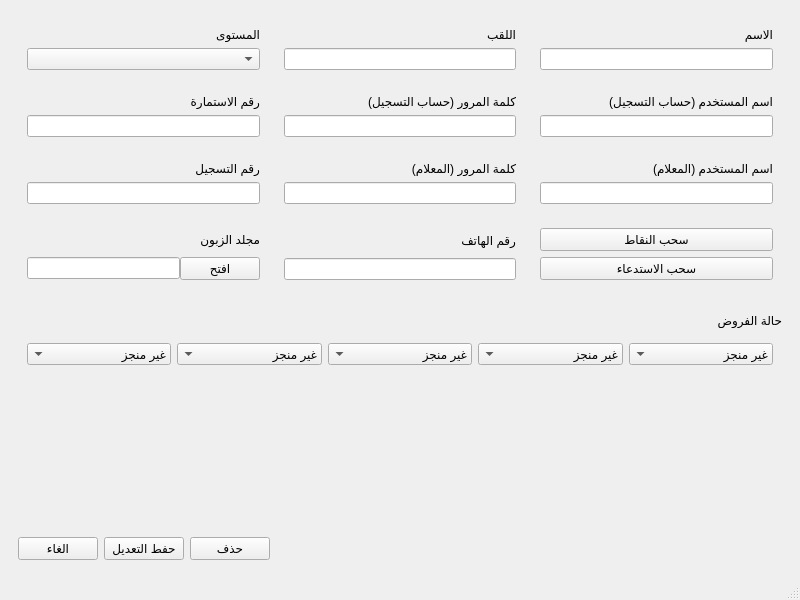
Qt form edit_client.ui (abdou-dz113/onefd_client_mangment_system) before a commit.
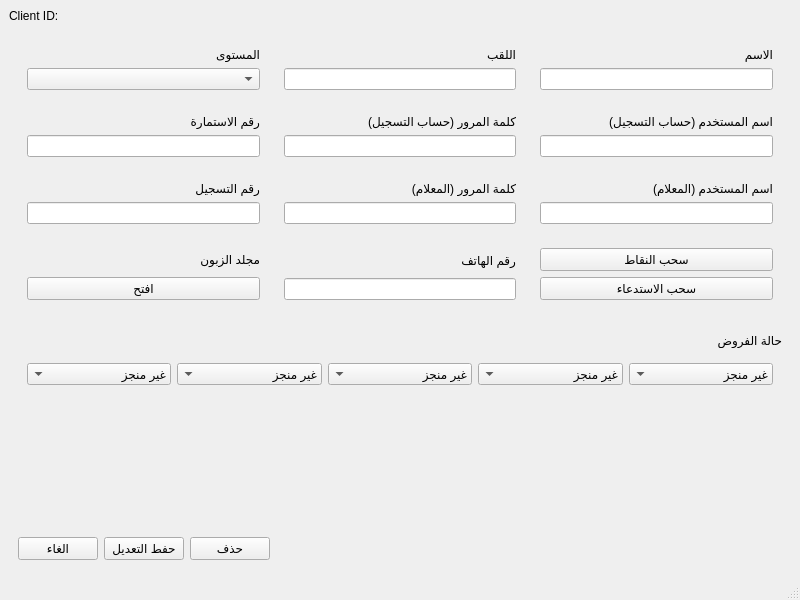
The same form after that commit.

The edit to the form file:
```diff
--- a/edit_client.ui
+++ b/edit_client.ui
@@ -19,7 +19,14 @@
   <widget class="QWidget" name="centralwidget">
    <layout class="QVBoxLayout" name="verticalLayout_6">
     <item>
-     <widget class="QWidget" name="widget_18" native="true">
+     <widget class="QLabel" name="id_label">
+      <property name="text">
+       <string>Client ID: </string>
+      </property>
+     </widget>
+    </item>
+    <item>
+     <widget class="QWidget" name="info_frame" native="true">
       <layout class="QGridLayout" name="gridLayout">
        <item row="3" column="0">
         <widget class="QWidget" name="widget_19" native="true">
@@ -232,9 +239,6 @@
              <property name="bottomMargin">
               <number>0</number>
              </property>
-             <item>
-              <widget class="QLineEdit" name="lineEdit_8"/>
-             </item>
              <item>
               <widget class="QPushButton" name="pushButton_2">
                <property name="text">
@@ -404,6 +408,9 @@
           </item>
           <item>
            <widget class="QComboBox" name="devoir04">
+            <property name="enabled">
+             <bool>true</bool>
+            </property>
             <property name="accessibleName">
              <string>0</string>
             </property>
```
Left out of the diff: 2 changed lines with no effect on the pictures.
